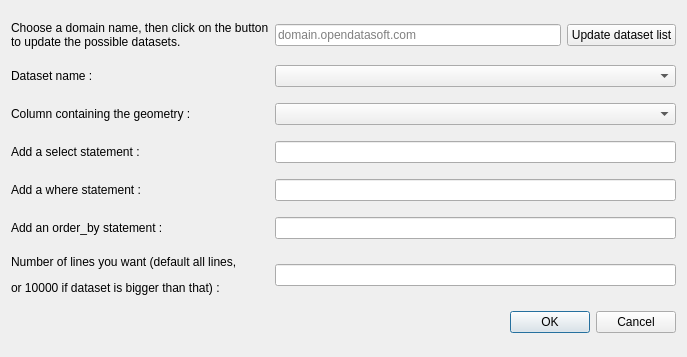
First picture: the form in plugin_dialog.ui, repository opendatasoft/qgis-ods-plugin, before the edit.
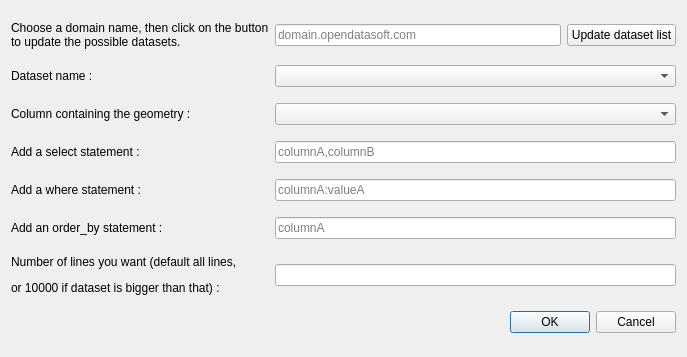
Second picture: the form after the edit.

Diff of the .ui file:
```diff
--- a/plugin_dialog.ui
+++ b/plugin_dialog.ui
@@ -101,13 +101,25 @@
     <widget class="QComboBox" name="datasetListComboBox"/>
    </item>
    <item row="9" column="1" colspan="2">
-    <widget class="QLineEdit" name="selectInput"/>
+    <widget class="QLineEdit" name="selectInput">
+     <property name="placeholderText">
+      <string>columnA,columnB</string>
+     </property>
+    </widget>
    </item>
    <item row="11" column="1" colspan="2">
-    <widget class="QLineEdit" name="whereInput"/>
+    <widget class="QLineEdit" name="whereInput">
+     <property name="placeholderText">
+      <string>columnA:valueA</string>
+     </property>
+    </widget>
    </item>
    <item row="13" column="1" colspan="2">
-    <widget class="QLineEdit" name="orderByInput"/>
+    <widget class="QLineEdit" name="orderByInput">
+     <property name="placeholderText">
+      <string>columnA</string>
+     </property>
+    </widget>
    </item>
    <item row="15" column="1" colspan="2">
     <widget class="QLineEdit" name="numberOfLinesInput"/>
```
